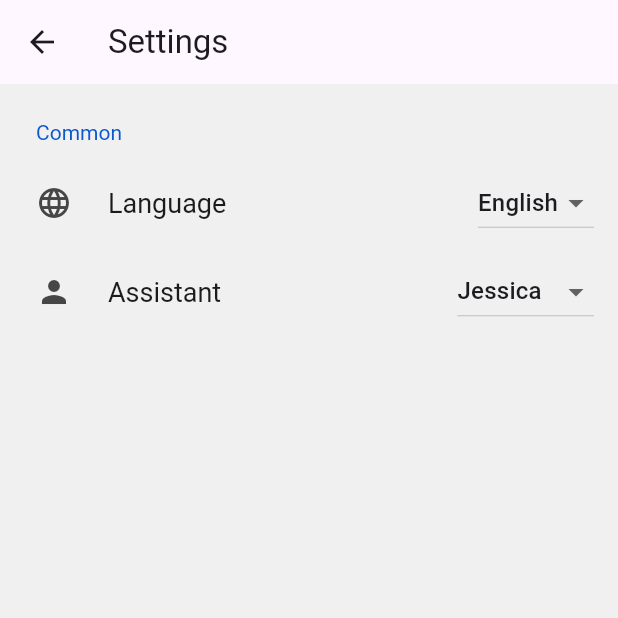
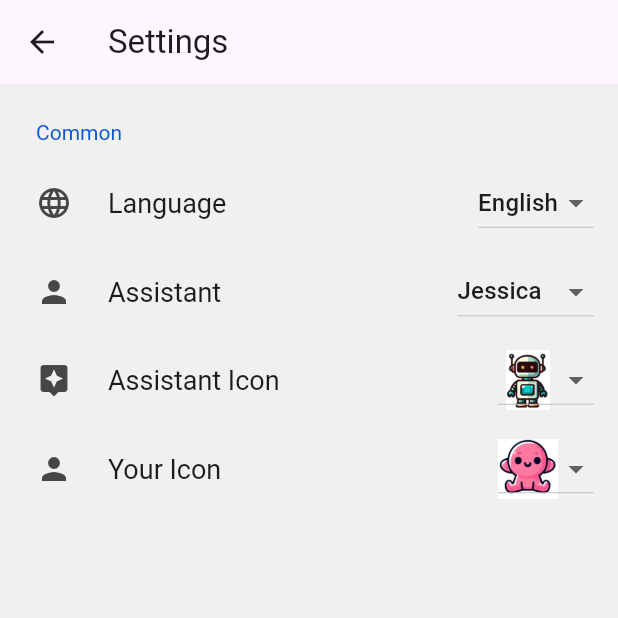
Before and after one commit to smalltong02/keras-mobile-chatbot, a Flutter app: the SettingScreen screen opened directly, on a phone screen of 412 x 824 dp, the top half of it. Run offline on Flutter 3.47's test engine with Material 3 defaults, Android fonts, the phone set to English and light mode, and no system bars; drawn by our look-alikes of settings_ui; our stand-ins replace file_picker, flutter_dotenv, google_generative_ai, google_maps_flutter, google_sign_in, googleapis_auth and 5 more; missing offline and left inert: extension_google_sign_in_as_googleapis_auth, flutter_polyline_points, geocode, googleapis, neom_maps_services.

Commit message:
Add AI and player icon selection feature in the settings.

```diff
--- a/lib/chat.dart
+++ b/lib/chat.dart
@@ -63,14 +63,17 @@ class _ChatUIState extends State<ChatUI> {
   bool _loading = false;
   List<String> fileUploadList = [];
   Map<int, dynamic> _extendMessageList = {};
+  String roleIconPath = '';
+  String playerIconPath = '';
 
   @override
   void initState() {
     super.initState();
     ToolConfig toolConfig = ToolConfig(functionCallingConfig: FunctionCallingConfig(mode: FunctionCallingMode.auto));
+    roleIconPath = Provider.of<SettingProvider>(context, listen: false).roleIconPath;
+    playerIconPath = Provider.of<SettingProvider>(context, listen: false).playerIconPath;
     String role = Provider.of<SettingProvider>(context, listen: false).currentRole;
     String newSystemInstruction = systemInstruction + role;
-    print(newSystemInstruction);
     _model = GenerativeModel(
       model: 'gemini-1.5-pro-latest',
       apiKey: dotenv.get("api_key"),
@@ -104,14 +107,14 @@ class _ChatUIState extends State<ChatUI> {
                   return SizedBox.shrink();
                 } else {
                   if (content.role == 'user') {
-                    return SentMessageScreen(message: text, iconPath: 'assets/icons/14/9.png',);
+                    return SentMessageScreen(message: text, iconPath: playerIconPath,);
                   }
                   else {
                     Map<String, dynamic> curExtendMessage = {};
                     if (_extendMessageList.containsKey(index)) {
                      curExtendMessage = _extendMessageList[index];
                     }
-                    return ReceivedMessageScreen(message: text, extendMessage: curExtendMessage, iconPath: 'assets/icons/11/11.png',);
+                    return ReceivedMessageScreen(message: text, extendMessage: curExtendMessage, iconPath: roleIconPath,);
                   }
                 }
               },
--- a/lib/setting_page.dart
+++ b/lib/setting_page.dart
@@ -12,6 +12,53 @@ class SettingScreen extends StatefulWidget {
 
 class _SettingScreenState extends State<SettingScreen> {
   String assistantName = "Jessica";
+  String assistantIconPath = 'assets/icons/11/11.png';
+  String yourIconPath = 'assets/icons/14/9.png';
+  final List<String> aiAppearancePaths = [
+    'assets/icons/9/9_0.png',
+    'assets/icons/9/9_1.png',
+    'assets/icons/9/9_2.png',
+    'assets/icons/9/9_3.png',
+    'assets/icons/9/9_4.png',
+    'assets/icons/9/9_5.png',
+    'assets/icons/9/9_6.png',
+    'assets/icons/9/9_7.png',
+    'assets/icons/9/9_8.png',
+    'assets/icons/11/1.png',
+    'assets/icons/11/2.png',
+    'assets/icons/11/3.png',
+    'assets/icons/11/4.png',
+    'assets/icons/11/5.png',
+    'assets/icons/11/6.png',
+    'assets/icons/11/7.png',
+    'assets/icons/11/8.png',
+    'assets/icons/11/9.png',
+    'assets/icons/11/10.png',
+    'assets/icons/11/11.png',
+    'assets/icons/11/12.png',
+  ];
+
+  final List<String> yourAppearancePaths = [
+    'assets/icons/2/2_0.png',
+    'assets/icons/2/2_1.png',
+    'assets/icons/2/2_2.png',
+    'assets/icons/2/2_3.png',
+    'assets/icons/2/2_4.png',
+    'assets/icons/2/2_5.png',
+    'assets/icons/2/2_6.png',
+    'assets/icons/2/2_7.png',
+    'assets/icons/2/2_8.png',
+    'assets/icons/3/2.png',
+    'assets/icons/3/3.png',
+    'assets/icons/3/6.png',
+    'assets/icons/3/12.png',
+    'assets/icons/3/16.png',
+    'assets/icons/4/4.png',
+    'assets/icons/4/14.png',
+    'assets/icons/14/2.png',
+    'assets/icons/14/5.png',
+    'assets/icons/14/9.png',
+  ];
 
   @override
   void initState() {
@@ -71,6 +118,52 @@ class _SettingScreenState extends State<SettingScreen> {
                   }).toList(),
                 ),
               ),
+              SettingsTile.navigation(
+                leading: Icon(Icons.assistant),
+                title: Text('Assistant Icon'),
+                trailing: DropdownButton<String>(
+                  value: assistantIconPath,
+                  onChanged: (String? newValue) {
+                    assistantIconPath = newValue!;
+                    Provider.of<SettingProvider>(context, listen: false).updateRoleIcon(newValue);
+                    setState(() {
+                    });
+                  },
+                  items: aiAppearancePaths.map<DropdownMenuItem<String>>((String value) {
+                    return DropdownMenuItem<String>(
+                      value: value,
+                      child: Image.asset(
+                        value,
+                        width: 40,
+                        height: 40,
+                      ),
+                    );
+                  }).toList(),
+                ),
+              ),
+              SettingsTile.navigation(
+                leading: Icon(Icons.person),
+                title: Text('Your Icon'),
+                trailing: DropdownButton<String>(
+                  value: yourIconPath,
+                  onChanged: (String? newValue) {
+                    yourIconPath = newValue!;
+                    Provider.of<SettingProvider>(context, listen: false).updatePlayerIcon(newValue);
+                    setState(() {
+                    });
+                  },
+                  items: yourAppearancePaths.map<DropdownMenuItem<String>>((String value) {
+                    return DropdownMenuItem<String>(
+                      value: value,
+                      child: Image.asset(
+                        value,
+                        width: 40,
+                        height: 40,
+                      ),
+                    );
+                  }).toList(),
+                ),
+              ),
             ],
           ),
         ],
--- a/lib/utils.dart
+++ b/lib/utils.dart
@@ -32,12 +32,28 @@ final List<Map<String, String>> googleDocsTypes = [
 
 class SettingProvider with ChangeNotifier {
   String _currentRole = 'Jessica';
+  String _roleIconPath = 'assets/icons/11/11.png';
+  String _playerIconPath = 'assets/icons/14/9.png';
 
   String get currentRole => _currentRole;
+  String get roleIconPath => _roleIconPath;
+  String get playerIconPath => _playerIconPath;
 
   void updateRole(String? newRole) {
     if(newRole != null) {
       _currentRole = newRole;
+      notifyListeners();
+    }
+  }
+  void updateRoleIcon(String? newPath) {
+    if(newPath != null) {
+      _roleIconPath = newPath;
+      notifyListeners();
+    }
+  }
+  void updatePlayerIcon(String? newPath) {
+    if(newPath != null) {
+      _playerIconPath = newPath;
       notifyListeners();
     }
   }
```
